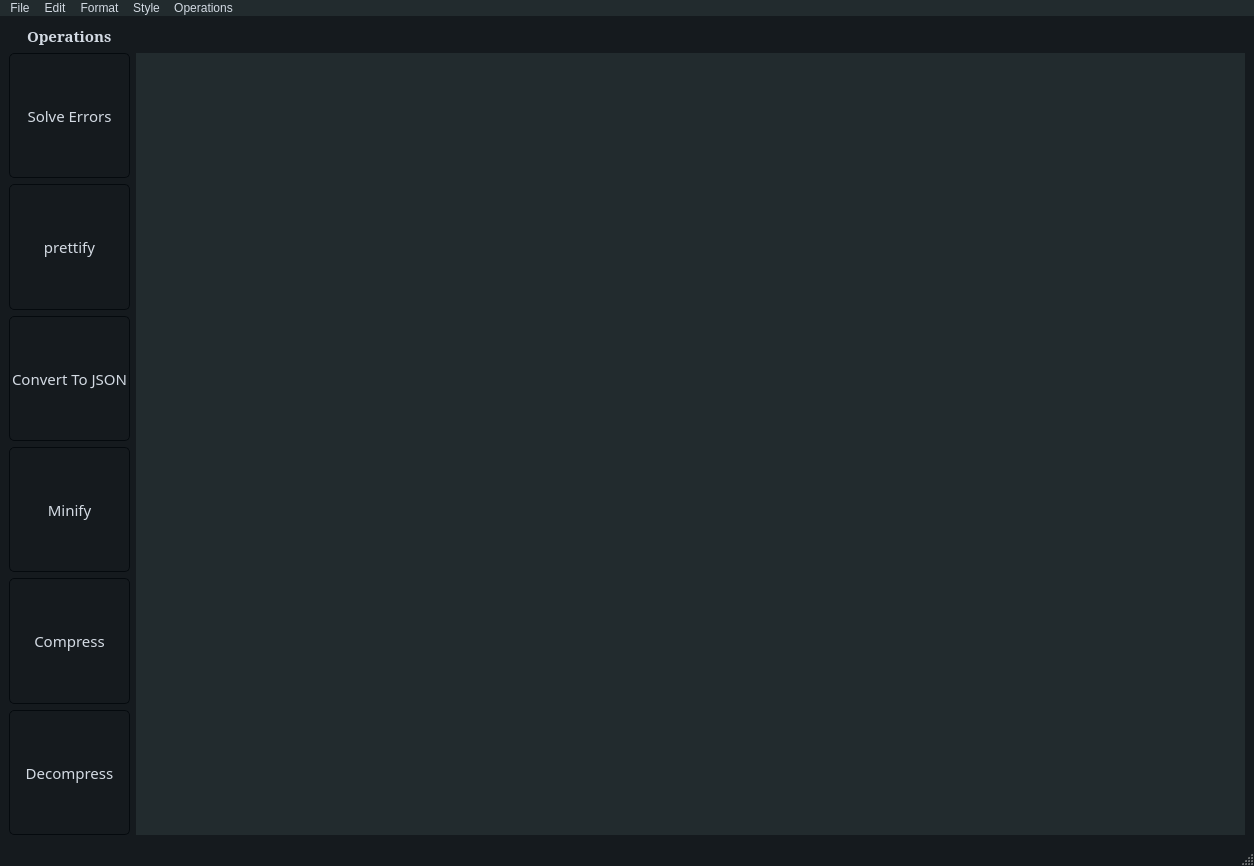
Before: the Qt Designer form XML_Editor.ui in MoAbdulrahem/XML_parser, drawn with Qt 5.
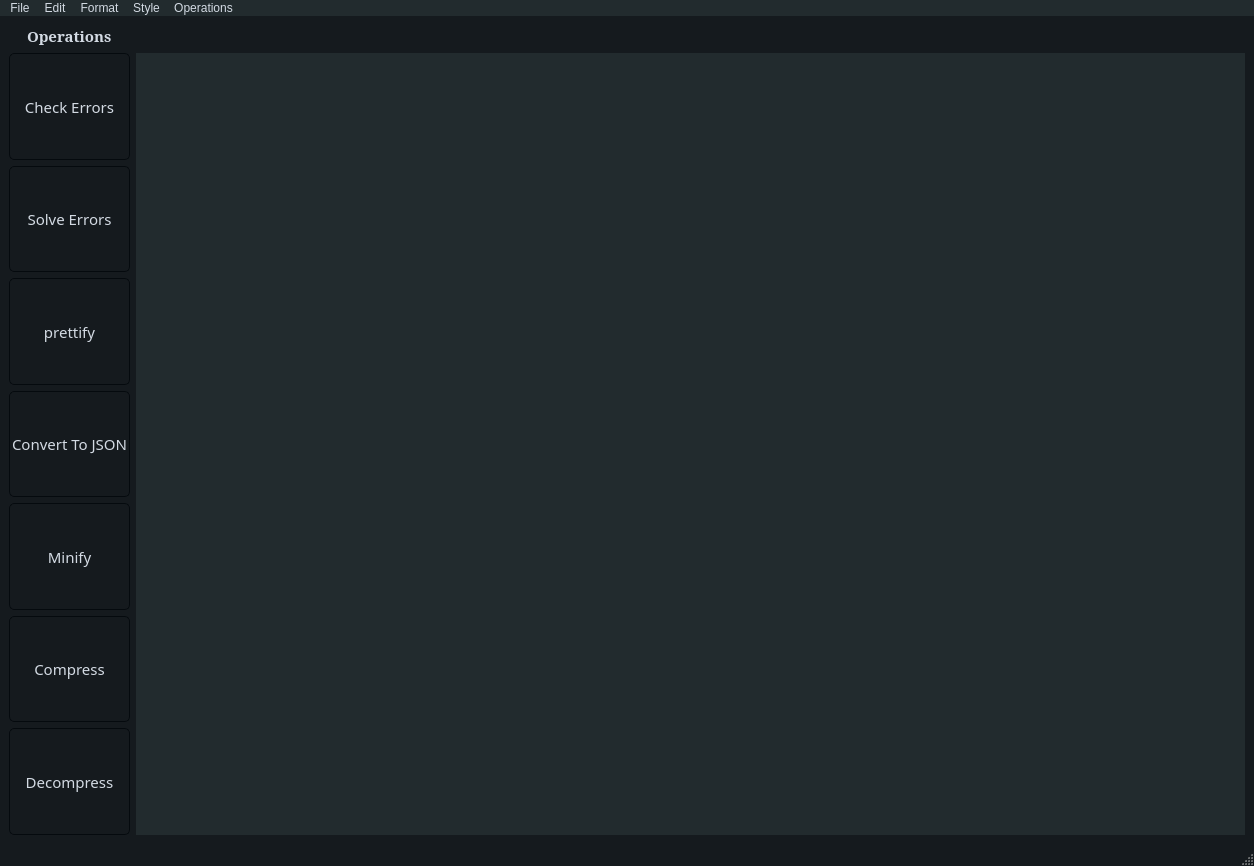
After: the same form once the commit is applied. Icons and pictures are not drawn.

Commit message: final after highlighting errors

```diff
--- a/XML_Editor.ui
+++ b/XML_Editor.ui
@@ -584,6 +584,27 @@
   </property>
   <widget class="QWidget" name="centralwidget">
    <layout class="QGridLayout" name="gridLayout">
+    <item row="6" column="0">
+     <widget class="QPushButton" name="pushButton_6">
+      <property name="sizePolicy">
+       <sizepolicy hsizetype="Minimum" vsizetype="Expanding">
+        <horstretch>0</horstretch>
+        <verstretch>0</verstretch>
+       </sizepolicy>
+      </property>
+      <property name="font">
+       <font>
+        <family>Bahnschrift Condensed</family>
+        <pointsize>11</pointsize>
+        <weight>50</weight>
+        <bold>false</bold>
+       </font>
+      </property>
+      <property name="text">
+       <string>Compress</string>
+      </property>
+     </widget>
+    </item>
     <item row="1" column="0">
      <widget class="QPushButton" name="pushButton">
       <property name="sizePolicy">
@@ -604,11 +625,11 @@
        <string notr="true"/>
       </property>
       <property name="text">
-       <string>Solve Errors</string>
+       <string>Check Errors</string>
       </property>
      </widget>
     </item>
-    <item row="2" column="0">
+    <item row="3" column="0">
      <widget class="QPushButton" name="pushButton_3">
       <property name="sizePolicy">
        <sizepolicy hsizetype="Minimum" vsizetype="Expanding">
@@ -629,7 +650,7 @@
       </property>
      </widget>
     </item>
-    <item row="4" column="0">
+    <item row="5" column="0">
      <widget class="QPushButton" name="pushButton_5">
       <property name="sizePolicy">
        <sizepolicy hsizetype="Minimum" vsizetype="Expanding">
@@ -650,79 +671,6 @@
       </property>
      </widget>
     </item>
-    <item row="5" column="0">
-     <widget class="QPushButton" name="pushButton_6">
-      <property name="sizePolicy">
-       <sizepolicy hsizetype="Minimum" vsizetype="Expanding">
-        <horstretch>0</horstretch>
-        <verstretch>0</verstretch>
-       </sizepolicy>
-      </property>
-      <property name="font">
-       <font>
-        <family>Bahnschrift Condensed</family>
-        <pointsize>11</pointsize>
-        <weight>50</weight>
-        <bold>false</bold>
-       </font>
-      </property>
-      <property name="text">
-       <string>Compress</string>
-      </property>
-     </widget>
-    </item>
-    <item row="1" column="1" rowspan="6">
-     <widget class="QTextEdit" name="editor">
-      <property name="toolTip">
-       <string>&lt;html&gt;&lt;head/&gt;&lt;body&gt;&lt;p&gt;&lt;br/&gt;&lt;/p&gt;&lt;/body&gt;&lt;/html&gt;</string>
-      </property>
-      <property name="styleSheet">
-       <string notr="true">border:none;</string>
-      </property>
-     </widget>
-    </item>
-    <item row="6" column="0">
-     <widget class="QPushButton" name="pushButton_7">
-      <property name="sizePolicy">
-       <sizepolicy hsizetype="Minimum" vsizetype="Expanding">
-        <horstretch>0</horstretch>
-        <verstretch>0</verstretch>
-       </sizepolicy>
-      </property>
-      <property name="font">
-       <font>
-        <family>Bahnschrift Condensed</family>
-        <pointsize>11</pointsize>
-        <weight>50</weight>
-        <bold>false</bold>
-       </font>
-      </property>
-      <property name="text">
-       <string>Decompress</string>
-      </property>
-     </widget>
-    </item>
-    <item row="3" column="0">
-     <widget class="QPushButton" name="pushButton_4">
-      <property name="sizePolicy">
-       <sizepolicy hsizetype="Minimum" vsizetype="Expanding">
-        <horstretch>0</horstretch>
-        <verstretch>0</verstretch>
-       </sizepolicy>
-      </property>
-      <property name="font">
-       <font>
-        <family>Bahnschrift Condensed</family>
-        <pointsize>11</pointsize>
-        <weight>50</weight>
-        <bold>false</bold>
-       </font>
-      </property>
-      <property name="text">
-       <string>Convert To JSON</string>
-      </property>
-     </widget>
-    </item>
     <item row="0" column="0" alignment="Qt::AlignHCenter|Qt::AlignVCenter">
      <widget class="QLabel" name="label">
       <property name="sizePolicy">
@@ -744,6 +692,82 @@
       </property>
      </widget>
     </item>
+    <item row="2" column="0">
+     <widget class="QPushButton" name="pushButton_2">
+      <property name="sizePolicy">
+       <sizepolicy hsizetype="Minimum" vsizetype="Expanding">
+        <horstretch>0</horstretch>
+        <verstretch>0</verstretch>
+       </sizepolicy>
+      </property>
+      <property name="font">
+       <font>
+        <family>Bahnschrift Condensed</family>
+        <pointsize>11</pointsize>
+        <weight>50</weight>
+        <bold>false</bold>
+       </font>
+      </property>
+      <property name="styleSheet">
+       <string notr="true"/>
+      </property>
+      <property name="text">
+       <string>Solve Errors</string>
+      </property>
+     </widget>
+    </item>
+    <item row="4" column="0">
+     <widget class="QPushButton" name="pushButton_4">
+      <property name="sizePolicy">
+       <sizepolicy hsizetype="Minimum" vsizetype="Expanding">
+        <horstretch>0</horstretch>
+        <verstretch>0</verstretch>
+       </sizepolicy>
+      </property>
+      <property name="font">
+       <font>
+        <family>Bahnschrift Condensed</family>
+        <pointsize>11</pointsize>
+        <weight>50</weight>
+        <bold>false</bold>
+       </font>
+      </property>
+      <property name="text">
+       <string>Convert To JSON</string>
+      </property>
+     </widget>
+    </item>
+    <item row="7" column="0">
+     <widget class="QPushButton" name="pushButton_7">
+      <property name="sizePolicy">
+       <sizepolicy hsizetype="Minimum" vsizetype="Expanding">
+        <horstretch>0</horstretch>
+        <verstretch>0</verstretch>
+       </sizepolicy>
+      </property>
+      <property name="font">
+       <font>
+        <family>Bahnschrift Condensed</family>
+        <pointsize>11</pointsize>
+        <weight>50</weight>
+        <bold>false</bold>
+       </font>
+      </property>
+      <property name="text">
+       <string>Decompress</string>
+      </property>
+     </widget>
+    </item>
+    <item row="1" column="1" rowspan="7">
+     <widget class="QTextEdit" name="editor">
+      <property name="toolTip">
+       <string>&lt;html&gt;&lt;head/&gt;&lt;body&gt;&lt;p&gt;&lt;br/&gt;&lt;/p&gt;&lt;/body&gt;&lt;/html&gt;</string>
+      </property>
+      <property name="styleSheet">
+       <string notr="true">border:none;</string>
+      </property>
+     </widget>
+    </item>
    </layout>
   </widget>
   <widget class="QStatusBar" name="statusbar"/>
```
Left out of the diff: 2 changed lines with no effect on the pictures. The commit also changes 7 other files.
